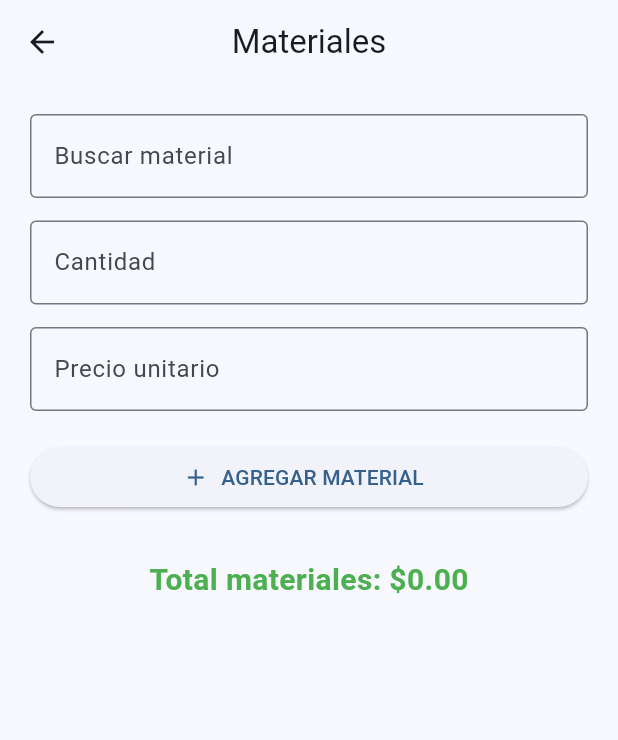
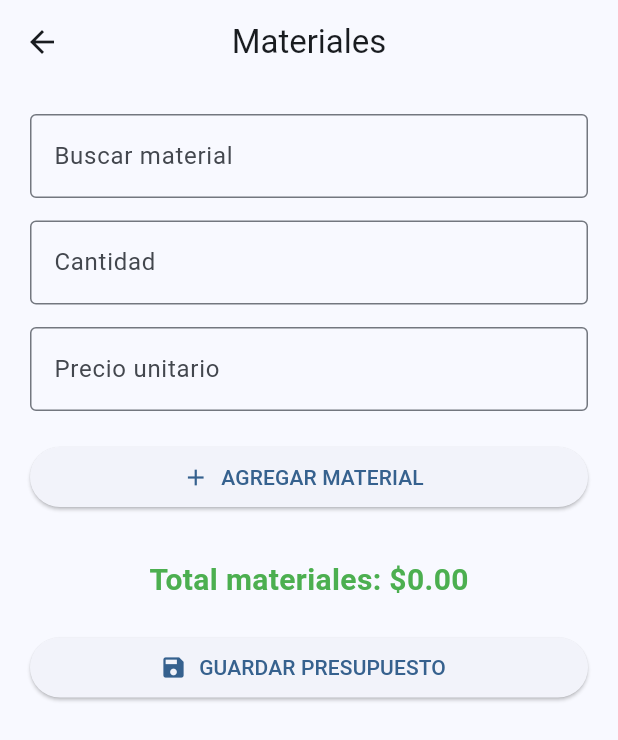
Before and after one commit to Proyectochau/chaupi_master, a Flutter app: the MaterialesPage screen opened directly, on a phone screen of 412 x 824 dp. Shown: the top 740 px of the screen. Run offline on Flutter 3.47's test engine with Material 3 defaults, Android fonts, the phone set to English and light mode, and no system bars.

Commit message:
Completa formulario de materiales del Hito 2

```diff
--- a/lib/pages/materiales_page.dart
+++ b/lib/pages/materiales_page.dart
@@ -100,6 +100,23 @@ double get totalMateriales {
 ),
 
 const SizedBox(height: 20),
+SizedBox(
+  width: double.infinity,
+  child: ElevatedButton.icon(
+    onPressed: () {
+      ScaffoldMessenger.of(context).showSnackBar(
+        const SnackBar(
+          content: Text('Presupuesto guardado correctamente'),
+        ),
+      );
+    },
+    icon: const Icon(Icons.save),
+    label: const Text('GUARDAR PRESUPUESTO'),
+  ),
+),
+
+const SizedBox(height: 20),
+
 
 ListView.builder(
   shrinkWrap: true,
```
